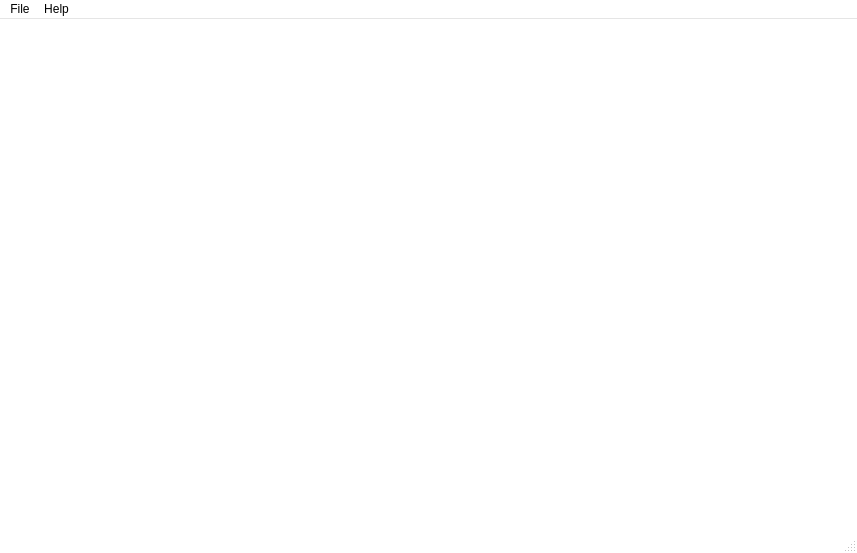
Before: the Qt Designer form Source/window.ui in Grandbrain/Sensor, drawn with Qt 5.
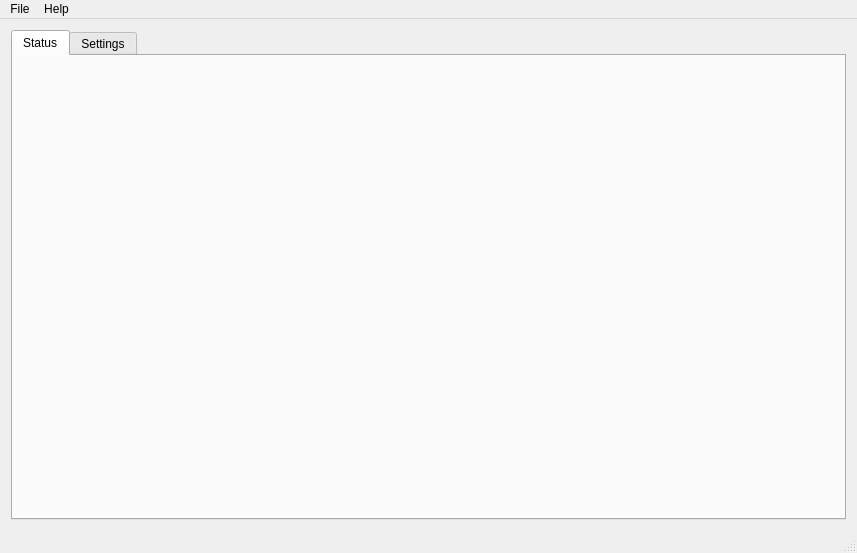
After: the same form once the commit is applied. Icons and pictures are not drawn.

What changed in the file:
```diff
--- a/Source/window.ui
+++ b/Source/window.ui
@@ -10,426 +10,31 @@
     <height>553</height>
    </rect>
   </property>
-  <property name="palette">
-   <palette>
-    <active>
-     <colorrole role="WindowText">
-      <brush brushstyle="SolidPattern">
-       <color alpha="255">
-        <red>0</red>
-        <green>0</green>
-        <blue>0</blue>
-       </color>
-      </brush>
-     </colorrole>
-     <colorrole role="Button">
-      <brush brushstyle="SolidPattern">
-       <color alpha="255">
-        <red>255</red>
-        <green>255</green>
-        <blue>255</blue>
-       </color>
-      </brush>
-     </colorrole>
-     <colorrole role="Light">
-      <brush brushstyle="SolidPattern">
-       <color alpha="255">
-        <red>255</red>
-        <green>255</green>
-        <blue>255</blue>
-       </color>
-      </brush>
-     </colorrole>
-     <colorrole role="Midlight">
-      <brush brushstyle="SolidPattern">
-       <color alpha="255">
-        <red>255</red>
-        <green>255</green>
-        <blue>255</blue>
-       </color>
-      </brush>
-     </colorrole>
-     <colorrole role="Dark">
-      <brush brushstyle="SolidPattern">
-       <color alpha="255">
-        <red>127</red>
-        <green>127</green>
-        <blue>127</blue>
-       </color>
-      </brush>
-     </colorrole>
-     <colorrole role="Mid">
-      <brush brushstyle="SolidPattern">
-       <color alpha="255">
-        <red>170</red>
-        <green>170</green>
-        <blue>170</blue>
-       </color>
-      </brush>
-     </colorrole>
-     <colorrole role="Text">
-      <brush brushstyle="SolidPattern">
-       <color alpha="255">
-        <red>0</red>
-        <green>0</green>
-        <blue>0</blue>
-       </color>
-      </brush>
-     </colorrole>
-     <colorrole role="BrightText">
-      <brush brushstyle="SolidPattern">
-       <color alpha="255">
-        <red>255</red>
-        <green>255</green>
-        <blue>255</blue>
-       </color>
-      </brush>
-     </colorrole>
-     <colorrole role="ButtonText">
-      <brush brushstyle="SolidPattern">
-       <color alpha="255">
-        <red>0</red>
-        <green>0</green>
-        <blue>0</blue>
-       </color>
-      </brush>
-     </colorrole>
-     <colorrole role="Base">
-      <brush brushstyle="SolidPattern">
-       <color alpha="255">
-        <red>255</red>
-        <green>255</green>
-        <blue>255</blue>
-       </color>
-      </brush>
-     </colorrole>
-     <colorrole role="Window">
-      <brush brushstyle="SolidPattern">
-       <color alpha="255">
-        <red>255</red>
-        <green>255</green>
-        <blue>255</blue>
-       </color>
-      </brush>
-     </colorrole>
-     <colorrole role="Shadow">
-      <brush brushstyle="SolidPattern">
-       <color alpha="255">
-        <red>0</red>
-        <green>0</green>
-        <blue>0</blue>
-       </color>
-      </brush>
-     </colorrole>
-     <colorrole role="AlternateBase">
-      <brush brushstyle="SolidPattern">
-       <color alpha="255">
-        <red>255</red>
-        <green>255</green>
-        <blue>255</blue>
-       </color>
-      </brush>
-     </colorrole>
-     <colorrole role="ToolTipBase">
-      <brush brushstyle="SolidPattern">
-       <color alpha="255">
-        <red>255</red>
-        <green>255</green>
-        <blue>220</blue>
-       </color>
-      </brush>
-     </colorrole>
-     <colorrole role="ToolTipText">
-      <brush brushstyle="SolidPattern">
-       <color alpha="255">
-        <red>0</red>
-        <green>0</green>
-        <blue>0</blue>
-       </color>
-      </brush>
-     </colorrole>
-    </active>
-    <inactive>
-     <colorrole role="WindowText">
-      <brush brushstyle="SolidPattern">
-       <color alpha="255">
-        <red>0</red>
-        <green>0</green>
-        <blue>0</blue>
-       </color>
-      </brush>
-     </colorrole>
-     <colorrole role="Button">
-      <brush brushstyle="SolidPattern">
-       <color alpha="255">
-        <red>255</red>
-        <green>255</green>
-        <blue>255</blue>
-       </color>
-      </brush>
-     </colorrole>
-     <colorrole role="Light">
-      <brush brushstyle="SolidPattern">
-       <color alpha="255">
-        <red>255</red>
-        <green>255</green>
-        <blue>255</blue>
-       </color>
-      </brush>
-     </colorrole>
-     <colorrole role="Midlight">
-      <brush brushstyle="SolidPattern">
-       <color alpha="255">
-        <red>255</red>
-        <green>255</green>
-        <blue>255</blue>
-       </color>
-      </brush>
-     </colorrole>
-     <colorrole role="Dark">
-      <brush brushstyle="SolidPattern">
-       <color alpha="255">
-        <red>127</red>
-        <green>127</green>
-        <blue>127</blue>
-       </color>
-      </brush>
-     </colorrole>
-     <colorrole role="Mid">
-      <brush brushstyle="SolidPattern">
-       <color alpha="255">
-        <red>170</red>
-        <green>170</green>
-        <blue>170</blue>
-       </color>
-      </brush>
-     </colorrole>
-     <colorrole role="Text">
-      <brush brushstyle="SolidPattern">
-       <color alpha="255">
-        <red>0</red>
-        <green>0</green>
-        <blue>0</blue>
-       </color>
-      </brush>
-     </colorrole>
-     <colorrole role="BrightText">
-      <brush brushstyle="SolidPattern">
-       <color alpha="255">
-        <red>255</red>
-        <green>255</green>
-        <blue>255</blue>
-       </color>
-      </brush>
-     </colorrole>
-     <colorrole role="ButtonText">
-      <brush brushstyle="SolidPattern">
-       <color alpha="255">
-        <red>0</red>
-        <green>0</green>
-        <blue>0</blue>
-       </color>
-      </brush>
-     </colorrole>
-     <colorrole role="Base">
-      <brush brushstyle="SolidPattern">
-       <color alpha="255">
-        <red>255</red>
-        <green>255</green>
-        <blue>255</blue>
-       </color>
-      </brush>
-     </colorrole>
-     <colorrole role="Window">
-      <brush brushstyle="SolidPattern">
-       <color alpha="255">
-        <red>255</red>
-        <green>255</green>
-        <blue>255</blue>
-       </color>
-      </brush>
-     </colorrole>
-     <colorrole role="Shadow">
-      <brush brushstyle="SolidPattern">
-       <color alpha="255">
-        <red>0</red>
-        <green>0</green>
-        <blue>0</blue>
-       </color>
-      </brush>
-     </colorrole>
-     <colorrole role="AlternateBase">
-      <brush brushstyle="SolidPattern">
-       <color alpha="255">
-        <red>255</red>
-        <green>255</green>
-        <blue>255</blue>
-       </color>
-      </brush>
-     </colorrole>
-     <colorrole role="ToolTipBase">
-      <brush brushstyle="SolidPattern">
-       <color alpha="255">
-        <red>255</red>
-        <green>255</green>
-        <blue>220</blue>
-       </color>
-      </brush>
-     </colorrole>
-     <colorrole role="ToolTipText">
-      <brush brushstyle="SolidPattern">
-       <color alpha="255">
-        <red>0</red>
-        <green>0</green>
-        <blue>0</blue>
-       </color>
-      </brush>
-     </colorrole>
-    </inactive>
-    <disabled>
-     <colorrole role="WindowText">
-      <brush brushstyle="SolidPattern">
-       <color alpha="255">
-        <red>127</red>
-        <green>127</green>
-        <blue>127</blue>
-       </color>
-      </brush>
-     </colorrole>
-     <colorrole role="Button">
-      <brush brushstyle="SolidPattern">
-       <color alpha="255">
-        <red>255</red>
-        <green>255</green>
-        <blue>255</blue>
-       </color>
-      </brush>
-     </colorrole>
-     <colorrole role="Light">
-      <brush brushstyle="SolidPattern">
-       <color alpha="255">
-        <red>255</red>
-        <green>255</green>
-        <blue>255</blue>
-       </color>
-      </brush>
-     </colorrole>
-     <colorrole role="Midlight">
-      <brush brushstyle="SolidPattern">
-       <color alpha="255">
-        <red>255</red>
-        <green>255</green>
-        <blue>255</blue>
-       </color>
-      </brush>
-     </colorrole>
-     <colorrole role="Dark">
-      <brush brushstyle="SolidPattern">
-       <color alpha="255">
-        <red>127</red>
-        <green>127</green>
-        <blue>127</blue>
-       </color>
-      </brush>
-     </colorrole>
-     <colorrole role="Mid">
-      <brush brushstyle="SolidPattern">
-       <color alpha="255">
-        <red>170</red>
-        <green>170</green>
-        <blue>170</blue>
-       </color>
-      </brush>
-     </colorrole>
-     <colorrole role="Text">
-      <brush brushstyle="SolidPattern">
-       <color alpha="255">
-        <red>127</red>
-        <green>127</green>
-        <blue>127</blue>
-       </color>
-      </brush>
-     </colorrole>
-     <colorrole role="BrightText">
-      <brush brushstyle="SolidPattern">
-       <color alpha="255">
-        <red>255</red>
-        <green>255</green>
-        <blue>255</blue>
-       </color>
-      </brush>
-     </colorrole>
-     <colorrole role="ButtonText">
-      <brush brushstyle="SolidPattern">
-       <color alpha="255">
-        <red>127</red>
-        <green>127</green>
-        <blue>127</blue>
-       </color>
-      </brush>
-     </colorrole>
-     <colorrole role="Base">
-      <brush brushstyle="SolidPattern">
-       <color alpha="255">
-        <red>255</red>
-        <green>255</green>
-        <blue>255</blue>
-       </color>
-      </brush>
-     </colorrole>
-     <colorrole role="Window">
-      <brush brushstyle="SolidPattern">
-       <color alpha="255">
-        <red>255</red>
-        <green>255</green>
-        <blue>255</blue>
-       </color>
-      </brush>
-     </colorrole>
-     <colorrole role="Shadow">
-      <brush brushstyle="SolidPattern">
-       <color alpha="255">
-        <red>0</red>
-        <green>0</green>
-        <blue>0</blue>
-       </color>
-      </brush>
-     </colorrole>
-     <colorrole role="AlternateBase">
-      <brush brushstyle="SolidPattern">
-       <color alpha="255">
-        <red>255</red>
-        <green>255</green>
-        <blue>255</blue>
-       </color>
-      </brush>
-     </colorrole>
-     <colorrole role="ToolTipBase">
-      <brush brushstyle="SolidPattern">
-       <color alpha="255">
-        <red>255</red>
-        <green>255</green>
-        <blue>220</blue>
-       </color>
-      </brush>
-     </colorrole>
-     <colorrole role="ToolTipText">
-      <brush brushstyle="SolidPattern">
-       <color alpha="255">
-        <red>0</red>
-        <green>0</green>
-        <blue>0</blue>
-       </color>
-      </brush>
-     </colorrole>
-    </disabled>
-   </palette>
-  </property>
   <property name="windowTitle">
    <string>Sensor - main window</string>
   </property>
   <widget class="QWidget" name="centralWidget">
-   <layout class="QGridLayout" name="gridLayout_2"/>
+   <layout class="QGridLayout" name="gridLayout_2">
+    <item row="0" column="0">
+     <widget class="QTabWidget" name="tabWidget">
+      <property name="currentIndex">
+       <number>0</number>
+      </property>
+      <widget class="QWidget" name="tabStatus">
+       <attribute name="title">
+        <string>Status</string>
+       </attribute>
+       <layout class="QGridLayout" name="gridLayout_4"/>
+      </widget>
+      <widget class="QWidget" name="tabSettings">
+       <attribute name="title">
+        <string>Settings</string>
+       </attribute>
+       <layout class="QGridLayout" name="gridLayout_3"/>
+      </widget>
+     </widget>
+    </item>
+   </layout>
   </widget>
   <widget class="QMenuBar" name="menuBar">
    <property name="geometry">
```
Left out of the diff: 11 changed lines with no effect on the pictures.
